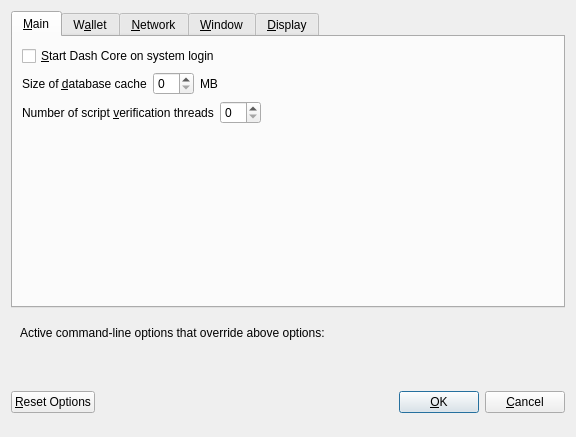
First picture: the form in src/qt/forms/optionsdialog.ui, repository mceme/ImageCash, before the edit.
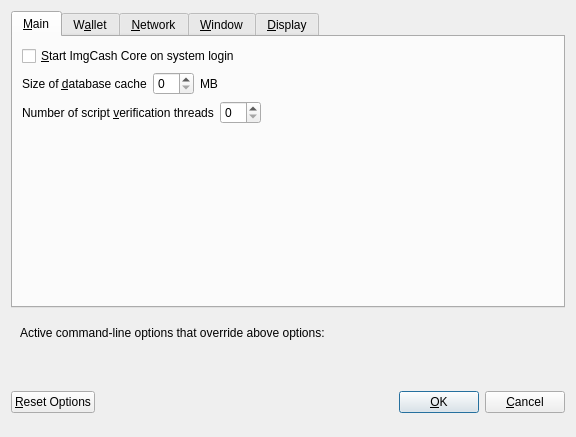
Second picture: the form after the edit. The open tabs and pages were chosen to show the change. Custom widgets are drawn as their Qt base class.

What changed in the file:
```diff
--- a/src/qt/forms/optionsdialog.ui
+++ b/src/qt/forms/optionsdialog.ui
@@ -7,7 +7,7 @@
     <x>0</x>
     <y>0</y>
     <width>576</width>
-    <height>402</height>
+    <height>411</height>
    </rect>
   </property>
   <property name="windowTitle">
@@ -33,7 +33,7 @@
           <string>Automatically start Dash Core after logging in to the system.</string>
          </property>
          <property name="text">
-          <string>&amp;Start Dash Core on system login</string>
+          <string>&amp;Start ImgCash Core on system login</string>
          </property>
         </widget>
        </item>
```
Left out of the diff: 2 changed lines with no effect on the pictures.
